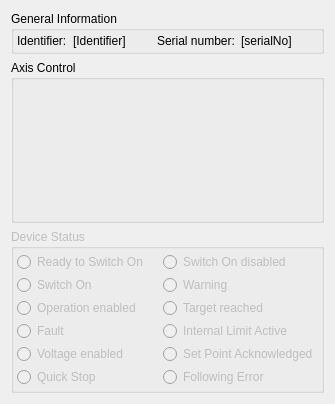
Qt form FaulhaberMCS/dockWidgetFaulhaberMCS.ui (itom-project/plugins) before a commit.
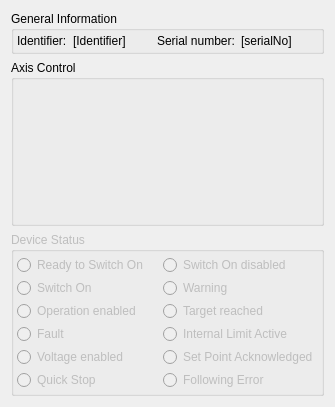
The same form after that commit. Custom widgets are drawn as their Qt base class.

Commit message: FaulhaberMCS: homing implemented into calib method

The edit to the form file:
```diff
--- a/FaulhaberMCS/dockWidgetFaulhaberMCS.ui
+++ b/FaulhaberMCS/dockWidgetFaulhaberMCS.ui
@@ -7,9 +7,15 @@
     <x>0</x>
     <y>0</y>
     <width>335</width>
-    <height>393</height>
+    <height>407</height>
    </rect>
   </property>
+  <property name="minimumSize">
+   <size>
+    <width>0</width>
+    <height>407</height>
+   </size>
+  </property>
   <property name="windowTitle">
    <string>Form</string>
   </property>
```
The commit also changes 2 other files.
